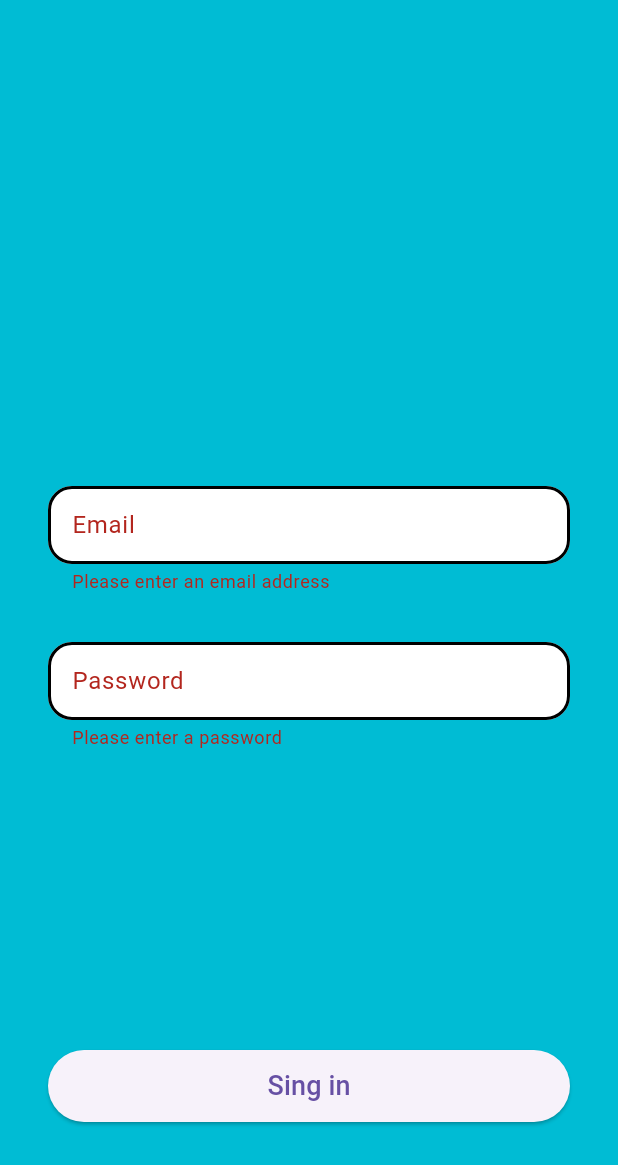
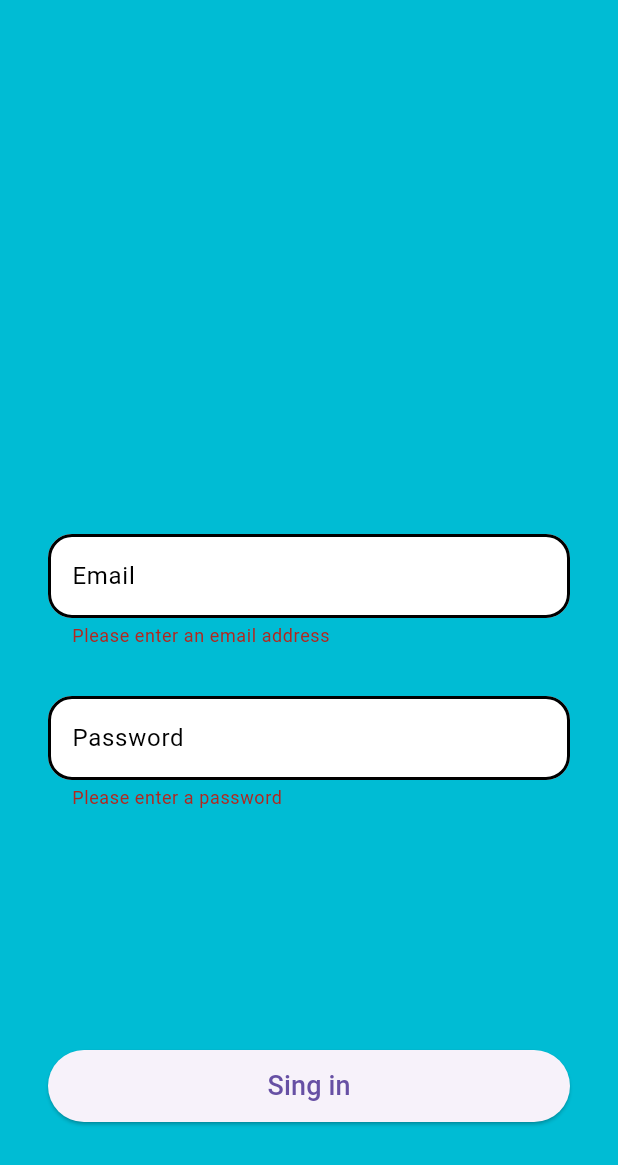
Before and after one commit to 1ViktorP23/flutter_task_2, a Flutter app: the screen it shows after launch, after a tap on "Sing in", on a phone screen of 412 x 824 dp. Shown: the top 1165 px of the screen. Run offline on Flutter 3.47's test engine with Material 3 defaults, Android fonts, the phone set to English and light mode, and no system bars; our stand-ins replace flutter_bloc.

Commit message:
refactored+fix code

```diff
--- /dev/null
+++ b/lib/helpers/custom_text_field.dart
@@ -0,0 +1,41 @@
+import 'package:flutter/material.dart';
+import 'package:flutter_task_2/helpers/outline_input_border_extension.dart';
+
+class CustomTextField extends StatelessWidget {
+  final bool isPassword;
+  final String errorText;
+  final Function(String) onChangedText;
+
+  const CustomTextField({
+    required this.isPassword,
+    required this.errorText,
+    required this.onChangedText,
+    super.key,
+  });
+
+  @override
+  Widget build(BuildContext context) {
+    return SizedBox(
+      width: double.infinity,
+      height: 76,
+      child: TextFormField(
+        obscureText: isPassword ? true : false,
+        decoration: InputDecoration(
+          errorText: errorText,
+          filled: true,
+          fillColor: Colors.white,
+          floatingLabelBehavior: FloatingLabelBehavior.never,
+          errorBorder: CustomOutlineBorder.customOutline(),
+          focusedErrorBorder: CustomOutlineBorder.customOutline(),
+          focusedBorder: CustomOutlineBorder.customOutline(),
+          enabledBorder: CustomOutlineBorder.customOutline(),
+          labelText: isPassword ? "Password" : "Email",
+          labelStyle: TextStyle(color: Colors.black),
+        ),
+        onChanged: (value) {
+          onChangedText(value);
+        },
+      ),
+    );
+  }
+}
--- a/lib/sign_in_screen.dart
+++ b/lib/sign_in_screen.dart
@@ -1,6 +1,7 @@
 import 'package:flutter/material.dart';
 import 'package:flutter_bloc/flutter_bloc.dart';
-import 'package:flutter_task_2/helpers/outline_input_border_extension.dart';
+import 'package:flutter_task_2/helpers/custom_text_field.dart';
+import 'package:flutter_task_2/validation_cubit.dart';
 
 class SignInScreen extends StatelessWidget {
   const SignInScreen({super.key});
@@ -22,62 +23,30 @@ class SignInScreen extends StatelessWidget {
                     Spacer(),
                     Padding(
                       padding: const EdgeInsets.only(bottom: 32),
-                      child: SizedBox(
-                        width: double.infinity,
-                        height: 72,
-                        child: TextFormField(
-                          decoration: InputDecoration(
-                            errorText:
-                                state.isChecked
-                                    ? state.emailErrorMessage
-                                    : null,
-                            filled: true,
-                            fillColor: Colors.white,
-                            floatingLabelBehavior: FloatingLabelBehavior.never,
-                            errorBorder: CustomOutlineBorder.customOutline(),
-                            focusedErrorBorder:
-                                CustomOutlineBorder.customOutline(),
-                            focusedBorder: CustomOutlineBorder.customOutline(),
-                            enabledBorder: CustomOutlineBorder.customOutline(),
-                            labelText: "Email",
-                          ),
-                          onChanged: (value) {
-                            context.read<ValidationCubit>().emailValidator(
-                              value,
-                            );
-                          },
-                        ),
+                      child: CustomTextField(
+                        isPassword: false,
+                        errorText: state.emailErrorMessage,
+                        onChangedText: (value) {
+                          context.read<ValidationCubit>().emailText = value;
+                        },
                       ),
                     ),
-                    SizedBox(
-                      width: double.infinity,
-                      height: 72,
-                      child: TextFormField(
-                        obscureText: true,
-                        decoration: InputDecoration(
-                          errorText:
-                              state.isChecked
-                                  ? state.passwordErrorMessage
-                                  : null,
-                          filled: true,
-                          fillColor: Colors.white,
-                          floatingLabelBehavior: FloatingLabelBehavior.never,
-                          errorBorder: CustomOutlineBorder.customOutline(),
-                          focusedErrorBorder:
-                              CustomOutlineBorder.customOutline(),
-                          focusedBorder: CustomOutlineBorder.customOutline(),
-                          enabledBorder: CustomOutlineBorder.customOutline(),
-                          labelText: "Password",
-                        ),
-                      ),
+                    CustomTextField(
+                      isPassword: true,
+                      errorText: state.passwordErrorMessage,
+                      onChangedText: (value) {
+                        context.read<ValidationCubit>().passwordText = value;
+                      },
                     ),
                     Padding(
-                      padding: const EdgeInsets.fromLTRB(0, 200, 0, 44),
+                      padding: const EdgeInsets.fromLTRB(0, 160, 0, 44),
                       child: SizedBox(
                         width: double.infinity,
                         height: 48,
                         child: ElevatedButton(
                           onPressed: () {
+                            context.read<ValidationCubit>().emailValidator();
+                            context.read<ValidationCubit>().passwordValidator();
                             context.read<ValidationCubit>().isChecked(true);
                           },
                           child: Text(
@@ -97,79 +66,3 @@ class SignInScreen extends StatelessWidget {
     );
   }
 }
-
-class ValidationCubit extends Cubit<Validation> {
-  ValidationCubit() : super(Validation(false, "", ""));
-
-  bool _isChecked = false;
-  String _emailErrorMessage = "Please enter an email address";
-  String _passwordErrorMessage = "Please enter a password";
-
-  void isChecked(bool isChecked) {
-    _isChecked = isChecked;
-    return emit(
-      Validation(isChecked, _emailErrorMessage, _passwordErrorMessage),
-    );
-  }
-
-  void emailValidator(String? value) {
-    if (_isChecked) {
-      _isChecked = false;
-    }
-    if (value == null || value.isEmpty) {
-      _emailErrorMessage = "Please enter an email address";
-      emit(Validation(_isChecked, _emailErrorMessage, _passwordErrorMessage));
-    }
-
-    if (!value!.contains('@')) {
-      _emailErrorMessage = "Please enter a valid email address";
-      emit(Validation(_isChecked, _emailErrorMessage, _passwordErrorMessage));
-    }
-  }
-
-  void passwordValidator(String? value) {
-    if (_isChecked) {
-      _isChecked = false;
-    }
-    if (value == null || value.isEmpty) {
-      _passwordErrorMessage = "Please enter a password";
-      emit(Validation(_isChecked, _emailErrorMessage, _passwordErrorMessage));
-    }
-
-    if (value!.length < 8) {
-      _passwordErrorMessage = 'Password must be at least 8 characters';
-      emit(Validation(_isChecked, _emailErrorMessage, _passwordErrorMessage));
-    }
-
-    if (!RegExp(r'[A-Z]').hasMatch(value)) {
-      _passwordErrorMessage =
-          'Password must contain at least one uppercase letter';
-      emit(Validation(_isChecked, _emailErrorMessage, _passwordErrorMessage));
-    }
-
-    if (!RegExp(r'[a-z]').hasMatch(value)) {
-      _passwordErrorMessage =
-          'Password must contain at least one lowercase letter';
-      emit(Validation(_isChecked, _emailErrorMessage, _passwordErrorMessage));
-    }
-
-    if (!RegExp(r'[0-9]').hasMatch(value)) {
-      _passwordErrorMessage = 'Password must contain at least one digit';
-      emit(Validation(_isChecked, _emailErrorMessage, _passwordErrorMessage));
-    }
-
-    if (!RegExp(r'[!@#$%^&*(),.?":{}|<>]').hasMatch(value)) {
-      _passwordErrorMessage =
-          'Password must contain at least one special symbol';
-      emit(Validation(_isChecked, _emailErrorMessage, _passwordErrorMessage));
-    }
-  }
-}
-
-class Validation {
-  bool isChecked = false;
-  String emailErrorMessage = "error";
-  String passwordErrorMessage = "error";
-
-  Validation(this.isChecked, this.emailErrorMessage, this.passwordErrorMessage);
-}
--- /dev/null
+++ b/lib/validation_cubit.dart
@@ -0,0 +1,96 @@
+import 'package:flutter_bloc/flutter_bloc.dart';
+
+class ValidationCubit extends Cubit<Validation> {
+  ValidationCubit() : super(Validation(false, "", "", "", ""));
+
+  bool _isChecked = false;
+  String _emailErrorMessage = "";
+  String _passwordErrorMessage = "";
+  String _emailText = "";
+  set emailText(String value) {
+    if (_emailText != value) {
+      _emailErrorMessage = "";
+      isChecked(false);
+    }
+    _emailText = value;
+  }
+
+  String _passwordText = "";
+  set passwordText(String value) {
+    if (_passwordText != value) {
+      _passwordErrorMessage = "";
+      isChecked(false);
+    }
+    _passwordText = value;
+  }
+
+  void isChecked(bool isChecked) {
+    _isChecked = isChecked;
+
+    return emit(
+      Validation(
+        _isChecked,
+        _emailErrorMessage,
+        _passwordErrorMessage,
+        _emailText,
+        _passwordText,
+      ),
+    );
+  }
+
+  void emailValidator() {
+    if (_isChecked) {
+      _isChecked = false;
+      _emailErrorMessage = "";
+    }
+    if (_emailText.isEmpty) {
+      _emailErrorMessage = "Please enter an email address";
+    } else if (!_emailText.contains('@')) {
+      _emailErrorMessage = "Please enter a valid email address";
+    } else {
+      _emailErrorMessage = "";
+    }
+  }
+
+  void passwordValidator() {
+    if (_isChecked) {
+      _isChecked = false;
+      _emailErrorMessage = "";
+    }
+
+    if (_passwordText.isEmpty) {
+      _passwordErrorMessage = "Please enter a password";
+    } else if (_passwordText.length < 8) {
+      _passwordErrorMessage = 'Password must be at least 8 characters';
+    } else if (!RegExp(r'[A-Z]').hasMatch(_passwordText)) {
+      _passwordErrorMessage =
+          'Password must contain at least one uppercase letter';
+    } else if (!RegExp(r'[a-z]').hasMatch(_passwordText)) {
+      _passwordErrorMessage =
+          'Password must contain at least one lowercase letter';
+    } else if (!RegExp(r'[0-9]').hasMatch(_passwordText)) {
+      _passwordErrorMessage = 'Password must contain at least one digit';
+    } else if (!RegExp(r'[!@#$%^&*(),.?":{}|<>]').hasMatch(_passwordText)) {
+      _passwordErrorMessage =
+          'Password must contain at least one special symbol';
+    } else {
+      _passwordErrorMessage = "";
+    }
+  }
+}
+
+class Validation {
+  bool isChecked = false;
+  String emailErrorMessage = "error";
+  String passwordErrorMessage = "error";
+  String emailText = "";
+  String passwordText = "";
+
+  Validation(
+    this.isChecked,
+    this.emailErrorMessage,
+    this.passwordErrorMessage,
+    this.emailText,
+    this.passwordText,
+  );
+}
```
